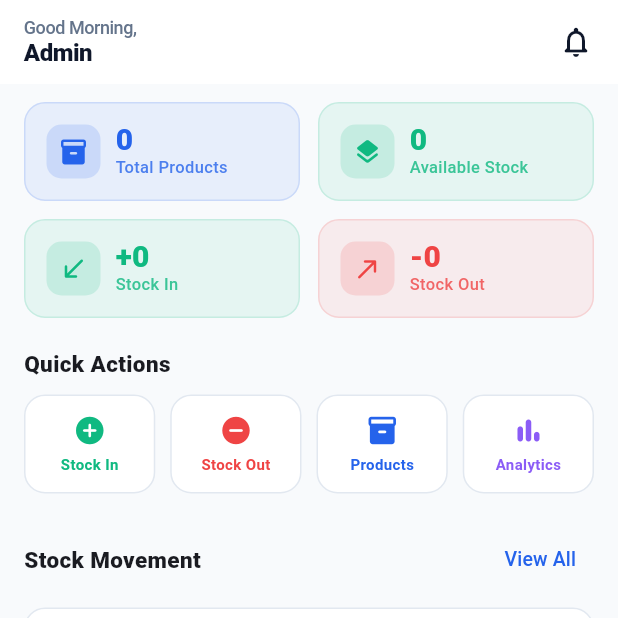
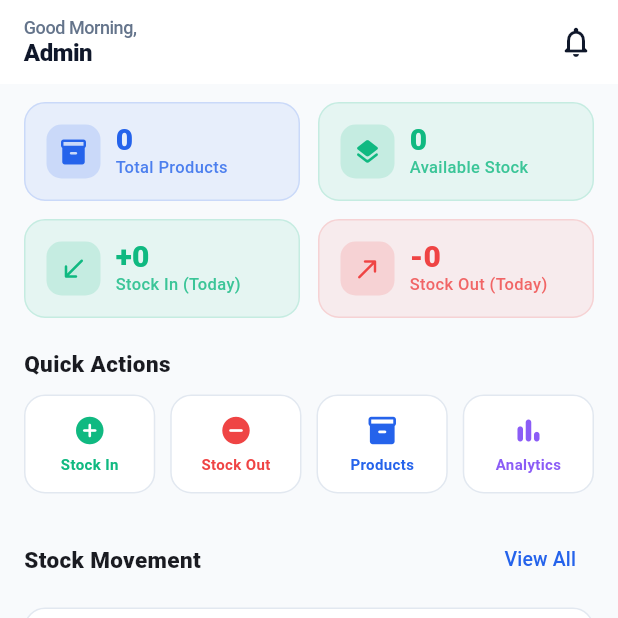
Before and after one commit to Ashishkumarpy/B2B-Stock-App, a Flutter app: the DashboardScreen screen opened by its route, on a phone screen of 412 x 824 dp, the top half of it. Run offline on Flutter 3.47's test engine with Material 3 defaults, Android fonts, the phone set to English and light mode, and no system bars; our stand-ins replace cached_network_image, csv, equatable, file_picker, firebase_core, firebase_messaging and 10 more; accounts and stored records are empty; network calls fail.

Commit message:
feat: make dashboard Stock In and Stock Out cards default to today's date and navigate pre-filtered

```diff
--- a/mobile/lib/presentation/screens/dashboard/dashboard_screen.dart
+++ b/mobile/lib/presentation/screens/dashboard/dashboard_screen.dart
@@ -129,15 +129,22 @@ class _DashboardScreenState extends ConsumerState<DashboardScreen> {
       data: (p) => p.fold<int>(0, (s, x) => s + (x.quantity as int)),
       orElse: () => 0,
     );
+    final now = DateTime.now();
     final stockIn = transactionsAsync.maybeWhen(
       data: (txs) => txs
-          .where((t) => t.isStockIn == true)
+          .where((t) => t.isStockIn == true &&
+              t.createdAt.year == now.year &&
+              t.createdAt.month == now.month &&
+              t.createdAt.day == now.day)
           .fold<int>(0, (s, t) => s + (t.quantity as int)),
       orElse: () => 0,
     );
     final stockOut = transactionsAsync.maybeWhen(
       data: (txs) => txs
-          .where((t) => t.isStockOut == true)
+          .where((t) => t.isStockOut == true &&
+              t.createdAt.year == now.year &&
+              t.createdAt.month == now.month &&
+              t.createdAt.day == now.day)
           .fold<int>(0, (s, t) => s + (t.quantity as int)),
       orElse: () => 0,
     );
@@ -193,21 +200,21 @@ class _DashboardScreenState extends ConsumerState<DashboardScreen> {
           children: [
             Expanded(
               child: _StatCard(
-                label: 'Stock In',
+                label: 'Stock In (Today)',
                 value: '+$stockIn',
                 icon: Icons.south_west_rounded,
                 color: AppTheme.success,
-                onTap: () => context.go('/stock-activity'),
+                onTap: () => context.push('/stock-activity?type=stockIn&dateMode=today'),
               ),
             ),
             const SizedBox(width: 12),
             Expanded(
               child: _StatCard(
-                label: 'Stock Out',
+                label: 'Stock Out (Today)',
                 value: '-$stockOut',
                 icon: Icons.north_east_rounded,
                 color: AppTheme.danger,
-                onTap: () => context.go('/stock-activity'),
+                onTap: () => context.push('/stock-activity?type=stockOut&dateMode=today'),
               ),
             ),
           ],
```
